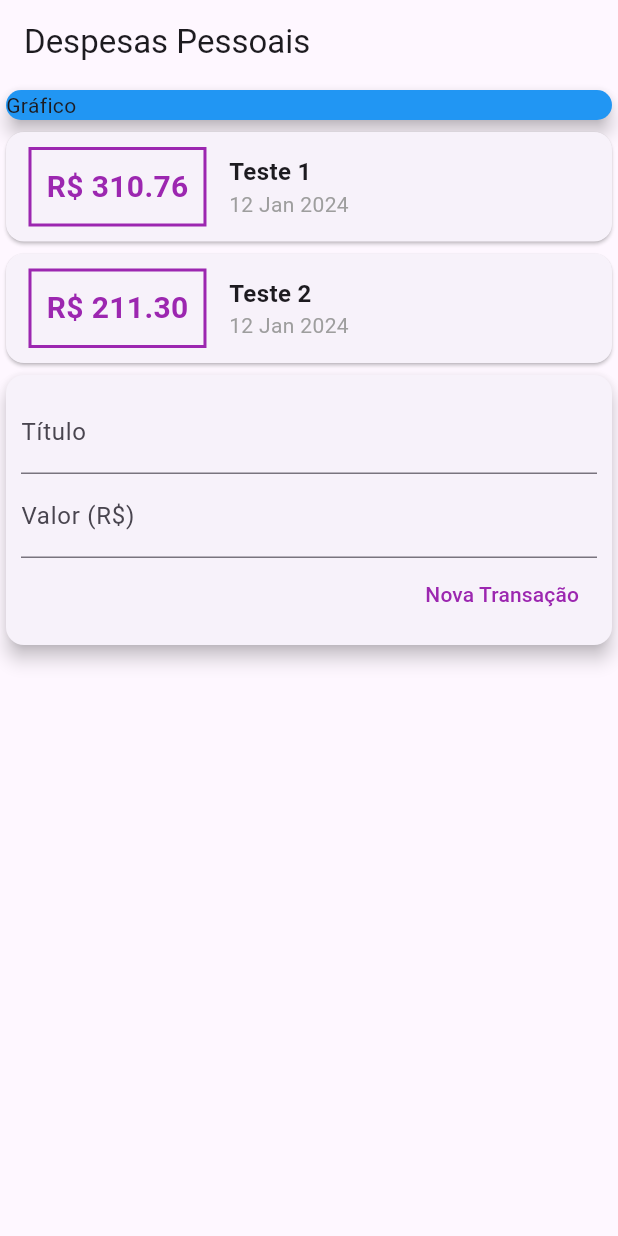
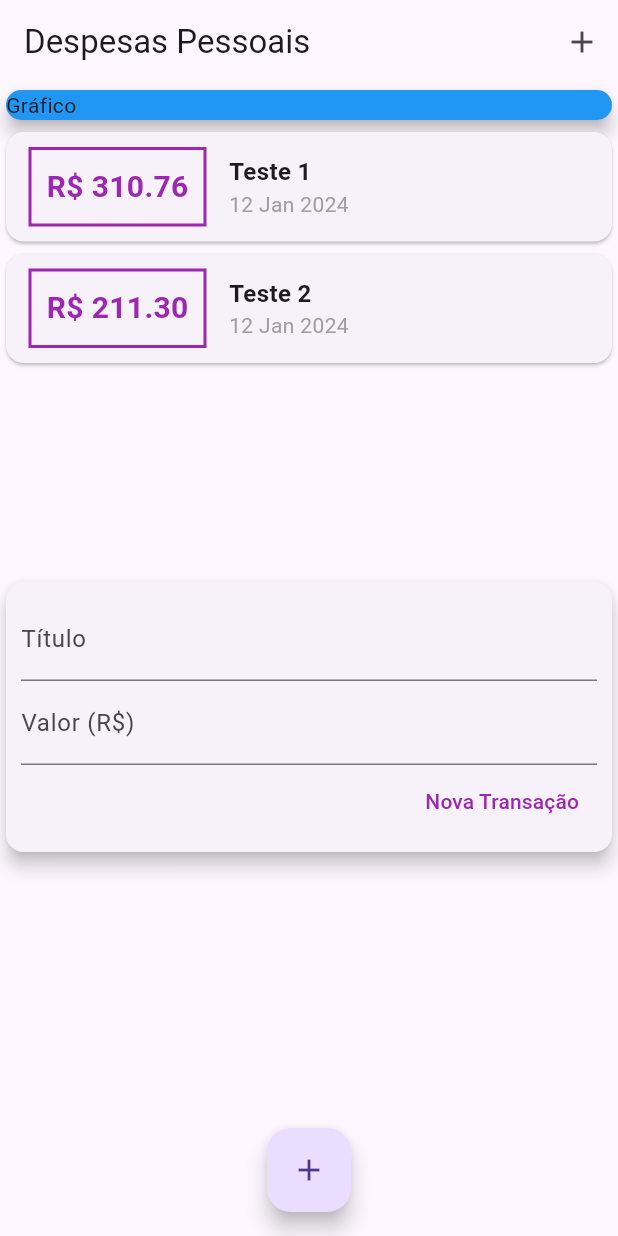
Before and after one commit to WesleyWir/expenses-flutter-app, a Flutter app: the screen it shows after launch, after a tap on "Nova Transação", on a phone screen of 412 x 824 dp. Run offline on Flutter 3.47's test engine with Material 3 defaults, Android fonts, the light colour scheme and no system bars.

Commit message:
adjusts in transactions list and form

```diff
--- a/lib/components/transaction_form.dart
+++ b/lib/components/transaction_form.dart
@@ -4,7 +4,20 @@ class TransactionForm extends StatelessWidget {
   final titleController = TextEditingController();
   final valueController = TextEditingController();
 
-  TransactionForm({super.key});
+  final void Function(String, double) onSubmit;
+
+  TransactionForm(this.onSubmit, {super.key});
+
+  _submitForm() {
+    final title = titleController.text;
+    final value = double.tryParse(valueController.text) ?? 0.0;
+
+    if (title.isEmpty || value <= 0) {
+      return;
+    }
+
+    onSubmit(title, value);
+  }
 
   @override
   Widget build(BuildContext context) {
@@ -16,12 +29,15 @@ class TransactionForm extends StatelessWidget {
           children: <Widget>[
             TextField(
               controller: titleController,
+              onSubmitted: (_) => _submitForm(),
               decoration: InputDecoration(
                 labelText: 'Título',
               ),
             ),
             TextField(
               controller: valueController,
+              keyboardType: TextInputType.numberWithOptions(decimal: true),
+              onSubmitted: (_) => _submitForm(),
               decoration: InputDecoration(
                 labelText: 'Valor (R\$)',
               ),
@@ -32,10 +48,7 @@ class TransactionForm extends StatelessWidget {
                   'Nova Transação',
                   style: TextStyle(color: Colors.purple),
                 ),
-                onPressed: () {
-                  print(titleController.text);
-                  print(valueController.text);
-                },
+                onPressed: _submitForm,
               )
             ])
           ],
--- a/lib/components/transaction_list.dart
+++ b/lib/components/transaction_list.dart
@@ -9,14 +9,18 @@ class TransactionList extends StatelessWidget {
 
   @override
   Widget build(BuildContext context) {
-    return Column(
-      children: <Widget>[
-        ...transactions.map((tr) {
+    return Container(
+      height: 300,
+      child: ListView.builder(
+          itemCount: transactions.length,
+          itemBuilder: (ctx, index){
+            final tr = transactions[index];
             return Card(
                 child: Row(
                   children: <Widget>[
                     Container(
-                  margin: EdgeInsets.symmetric(horizontal: 15, vertical: 10),
+                      margin:
+                          EdgeInsets.symmetric(horizontal: 15, vertical: 10),
                       decoration: BoxDecoration(
                         border: Border.all(
                           color: Colors.purple,
@@ -54,8 +58,8 @@ class TransactionList extends StatelessWidget {
                   ],
                 ),
               );
-        }).toList()
-      ],
+          },
+        ),
       );
   }
 }
--- a/lib/main.dart
+++ b/lib/main.dart
@@ -20,8 +20,15 @@ class MyHomePage extends StatelessWidget {
     return Scaffold(
       appBar: AppBar(
         title: const Text('Despesas Pessoais'),
+        actions: <Widget>[
+          IconButton(
+            icon: Icon(Icons.add),
+            onPressed: () {},
           ),
-      body: Column(
+        ],
+      ),
+      body: SingleChildScrollView(
+        child: Column(
           crossAxisAlignment: CrossAxisAlignment.stretch,
           children: <Widget>[
             Container(
@@ -35,6 +42,12 @@ class MyHomePage extends StatelessWidget {
             const TransactionUser()
           ],
         ),
+      ),
+      floatingActionButton: FloatingActionButton(
+        child: Icon(Icons.add),
+        onPressed: (){},
+      ),
+      floatingActionButtonLocation: FloatingActionButtonLocation.centerFloat,
     );
   }
 }
```
Also changed, not shown: lib/components/transaction_user.dart (+15 -1 lines). Lines whose indentation alone changed are shown as unchanged.
